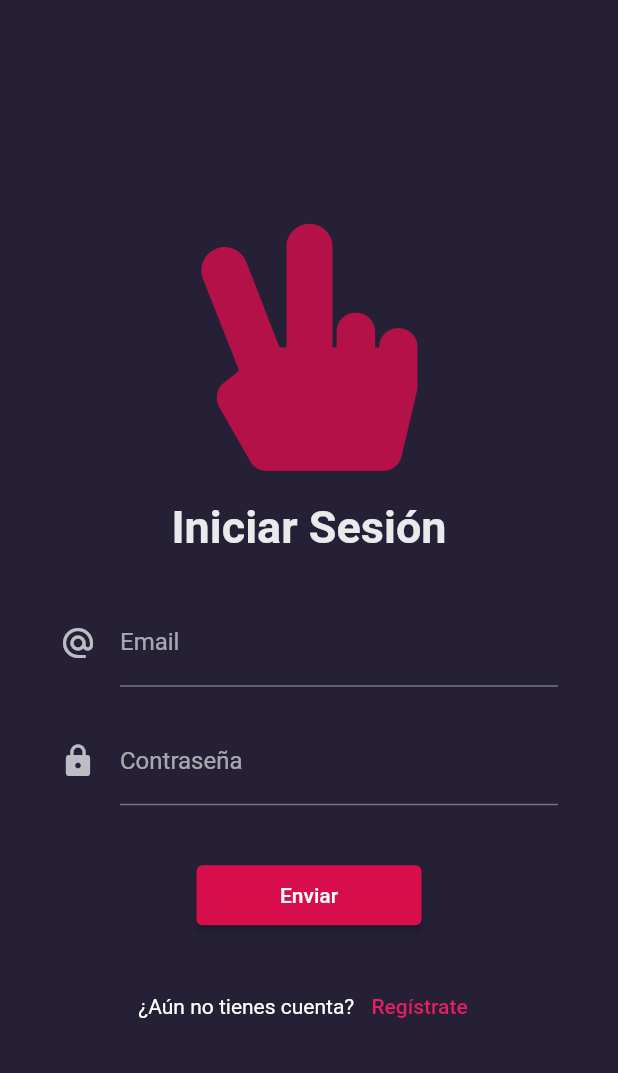
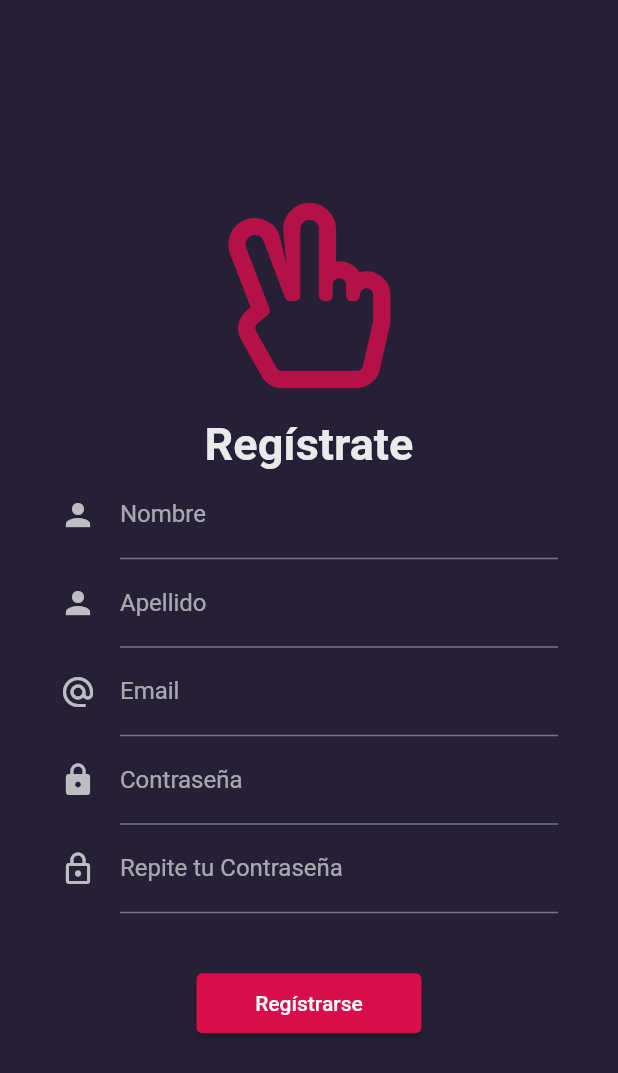
Before and after one commit to erikyvanov/APP-users-publications, a Flutter app: the LoginPage screen opened by its route, after a tap on "Regístrate", on a phone screen of 412 x 824 dp. Shown: the top 1073 px of the screen. Run offline on Flutter 3.47's test engine with Material 2 defaults, Android fonts, the phone set to English and light mode, and no system bars; our stand-ins replace flutter_svg, font_awesome_flutter, shared_preferences; accounts and stored records are empty.

Commit message:
sign in page

```diff
--- a/lib/pages/login_page.dart
+++ b/lib/pages/login_page.dart
@@ -1,7 +1,9 @@
 import 'package:flutter/material.dart';
 import 'package:font_awesome_flutter/font_awesome_flutter.dart';
 import 'package:provider/provider.dart';
+
 import 'package:users_publications/helpers/email_validator.dart';
+import 'package:users_publications/routes/routes.dart';
 
 import 'package:users_publications/themes/theme_charger.dart';
 
@@ -74,7 +76,9 @@ class _Footer extends StatelessWidget {
       children: [
         Text('¿Aún no tienes cuenta? '),
         TextButton(
-            onPressed: () {},
+            onPressed: () {
+              Navigator.pushNamed(context, signIn.name);
+            },
             child: Text(
               'Regístrate',
               style: TextStyle(color: Colors.pink),
@@ -137,7 +141,7 @@ class __LoginFormState extends State<_LoginForm> {
                       print('$_email $_password');
                     }
                   },
-                  child: Text('Enviar')),
+                  child: Text('Entrar')),
             ),
           ],
         ),
--- /dev/null
+++ b/lib/pages/sign_in_page.dart
@@ -0,0 +1,139 @@
+import 'package:flutter/material.dart';
+import 'package:font_awesome_flutter/font_awesome_flutter.dart';
+import 'package:provider/provider.dart';
+
+import 'package:users_publications/themes/theme_charger.dart';
+import 'package:users_publications/helpers/email_validator.dart';
+
+class SignInPage extends StatelessWidget {
+  @override
+  Widget build(BuildContext context) {
+    final appTheme = Provider.of<ThemeChanger>(context).currentTheme;
+    final size = MediaQuery.of(context).size;
+
+    return Scaffold(
+      body: Center(
+        child: SingleChildScrollView(
+          physics: BouncingScrollPhysics(),
+          padding: EdgeInsets.symmetric(horizontal: 40, vertical: 10),
+          child: Column(
+            mainAxisAlignment: MainAxisAlignment.center,
+            children: [
+              SafeArea(
+                top: true,
+                bottom: false,
+                child: Icon(
+                  FontAwesomeIcons.handPeace,
+                  color: appTheme.accentColor.withOpacity(0.8),
+                  size: size.height * 0.15,
+                ),
+              ),
+              SizedBox(
+                height: 20,
+              ),
+              Text(
+                'Regístrate',
+                style: TextStyle(
+                    fontSize: 30,
+                    fontWeight: FontWeight.bold,
+                    color: Colors.white.withOpacity(0.9)),
+              ),
+              _SignInForm()
+            ],
+          ),
+        ),
+      ),
+    );
+  }
+}
+
+class _SignInForm extends StatefulWidget {
+  @override
+  __SignInFormState createState() => __SignInFormState();
+}
+
+class __SignInFormState extends State<_SignInForm> {
+  final GlobalKey<FormState> _forKey = GlobalKey<FormState>();
+  String _name = '';
+  String _lastname = '';
+  String _email = '';
+  String _password = '';
+  String _repeatPassword = '';
+
+  @override
+  Widget build(BuildContext context) {
+    return Form(
+        key: _forKey,
+        child: Column(
+          children: [
+            TextFormField(
+              keyboardType: TextInputType.name,
+              decoration: const InputDecoration(
+                  labelText: 'Nombre', icon: Icon(Icons.person)),
+              onChanged: (name) => _name = name,
+              validator: (name) =>
+                  (name!.length < 2) ? 'Nombre no valido.' : null,
+            ),
+            TextFormField(
+              decoration: const InputDecoration(
+                  labelText: 'Apellido', icon: Icon(Icons.person)),
+              onChanged: (lastname) => _lastname = lastname,
+              validator: (lastname) =>
+                  (lastname!.length < 2) ? 'Nombre no valido.' : null,
+            ),
+            TextFormField(
+              keyboardType: TextInputType.emailAddress,
+              decoration: const InputDecoration(
+                  labelText: 'Email', icon: Icon(Icons.alternate_email)),
+              onChanged: (email) => _email = email,
+              validator: (email) => validateEmail(email!),
+            ),
+            TextFormField(
+                obscureText: true,
+                decoration: const InputDecoration(
+                    labelText: 'Contraseña', icon: Icon(Icons.lock)),
+                onChanged: (pass) => _password = pass,
+                validator: (pass) {
+                  if (pass!.length < 6)
+                    return 'La contraseña debe tener por lo menos 6 caracteres.';
+                  else if (pass != _repeatPassword) {
+                    return 'Las contraseña no coinciden.';
+                  } else {
+                    return null;
+                  }
+                }),
+            TextFormField(
+                obscureText: true,
+                decoration: const InputDecoration(
+                    labelText: 'Repite tu Contraseña',
+                    icon: Icon(Icons.lock_outline)),
+                onChanged: (pass) => _repeatPassword = pass,
+                validator: (pass) {
+                  if (pass!.length < 6)
+                    return 'La contraseña debe tener por lo menos 6 caracteres.';
+                  else if (pass != _password) {
+                    return 'Las contraseña no coinciden.';
+                  } else {
+                    return null;
+                  }
+                }),
+            SizedBox(
+              height: 40,
+            ),
+            ConstrainedBox(
+              constraints: BoxConstraints.tightFor(width: 150, height: 40),
+              child: ElevatedButton(
+                  onPressed: () {
+                    if (_forKey.currentState!.validate()) {
+                      // TODO: Enviar a servidor
+                      print('Bien');
+                      print(
+                          '$_email $_password $_repeatPassword $_name $_lastname');
+                    }
+                  },
+                  child: Text('Regístrarse')),
+            ),
+          ],
+        ));
+  }
+}
--- a/lib/routes/routes.dart
+++ b/lib/routes/routes.dart
@@ -3,6 +3,7 @@ import 'package:users_publications/pages/home_page.dart';
 
 import 'package:users_publications/pages/init_page.dart';
 import 'package:users_publications/pages/login_page.dart';
+import 'package:users_publications/pages/sign_in_page.dart';
 
 class Route {
   final Widget page;
@@ -14,9 +15,11 @@ class Route {
 final init = Route(page: InitPage(), name: 'init');
 final login = Route(page: LoginPage(), name: 'login');
 final home = Route(page: HomePage(), name: 'home');
+final signIn = Route(page: SignInPage(), name: 'sign_in');
 
 final routes = {
   init.name: (BuildContext context) => init.page,
   login.name: (BuildContext context) => login.page,
   home.name: (BuildContext context) => home.page,
+  signIn.name: (BuildContext context) => signIn.page,
 };
```
